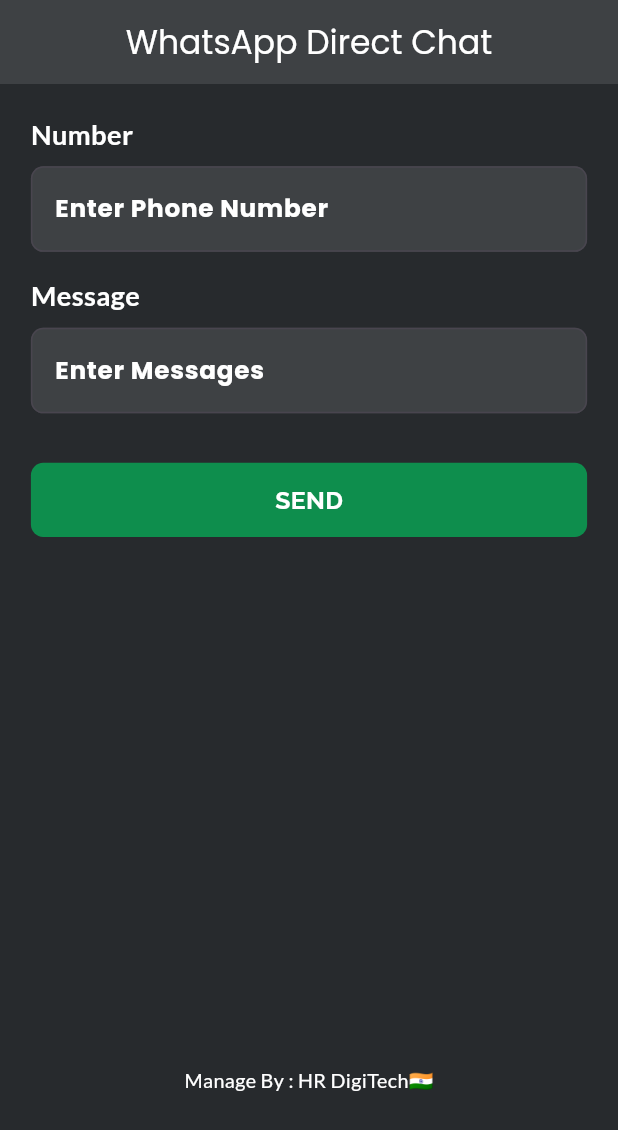
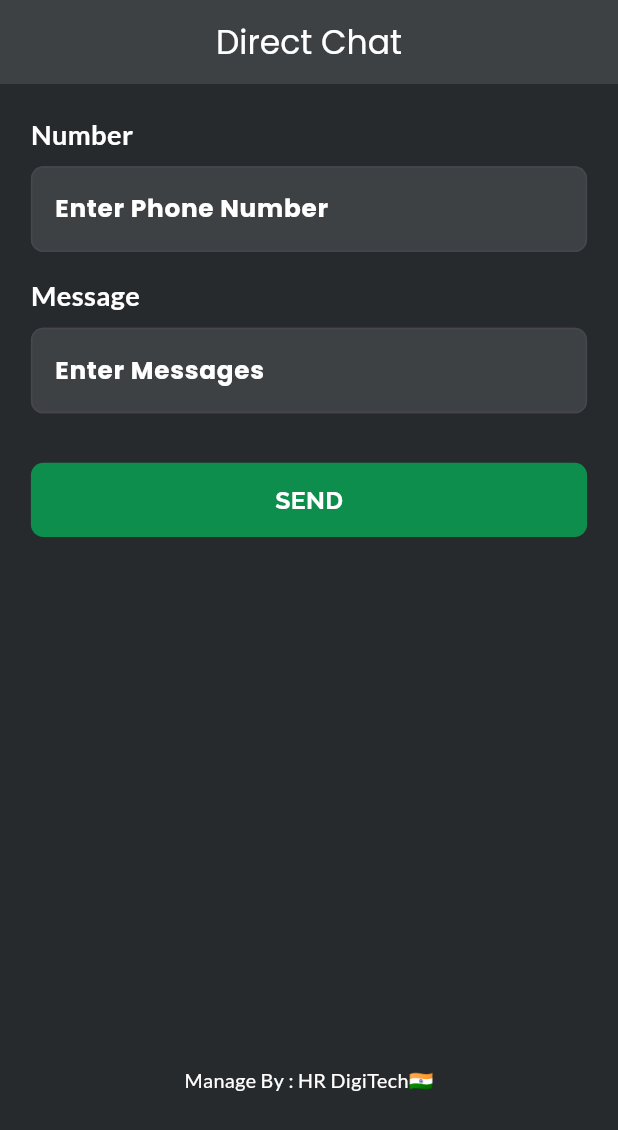
Before and after one commit to hrdigitech/SocialShare-Pro, a Flutter app: the screen it shows after launch, on a phone screen of 412 x 824 dp. Shown: the top 1130 px of the screen. Run offline on Flutter 3.47's test engine with Material 3 defaults, Android fonts, the phone set to English and light mode, and no system bars; drawn by our look-alikes of google_mobile_ads; our stand-ins replace google_fonts; missing offline and left inert: whatsapp_unilink; network calls fail.

Commit message:
Version Code 3

```diff
--- a/lib/views/screens/HomePage.dart
+++ b/lib/views/screens/HomePage.dart
@@ -37,7 +37,7 @@ class _HomePageState extends State<HomePage> {
     return Scaffold(
       appBar: AppBar(
         title: Text(
-          "WhatsApp Direct Chat",
+          "Direct Chat",
           style: GoogleFonts.poppins(
             textStyle: TextStyle(
               color: WhiteText,
--- a/pubspec.yaml
+++ b/pubspec.yaml
@@ -16,7 +16,7 @@ publish_to: 'none' # Remove this line if you wish to publish to pub.dev
 # https://developer.apple.com/library/archive/documentation/General/Reference/InfoPlistKeyReference/Articles/CoreFoundationKeys.html
 # In Windows, build-name is used as the major, minor, and patch parts
 # of the product and file versions while build-number is used as the build suffix.
-version: 1.0.2
+version: 3.0.3
 
 environment:
   sdk: '>=3.3.1 <4.0.0'
```
Also changed, not shown: pubspec.lock, 1 other file.
